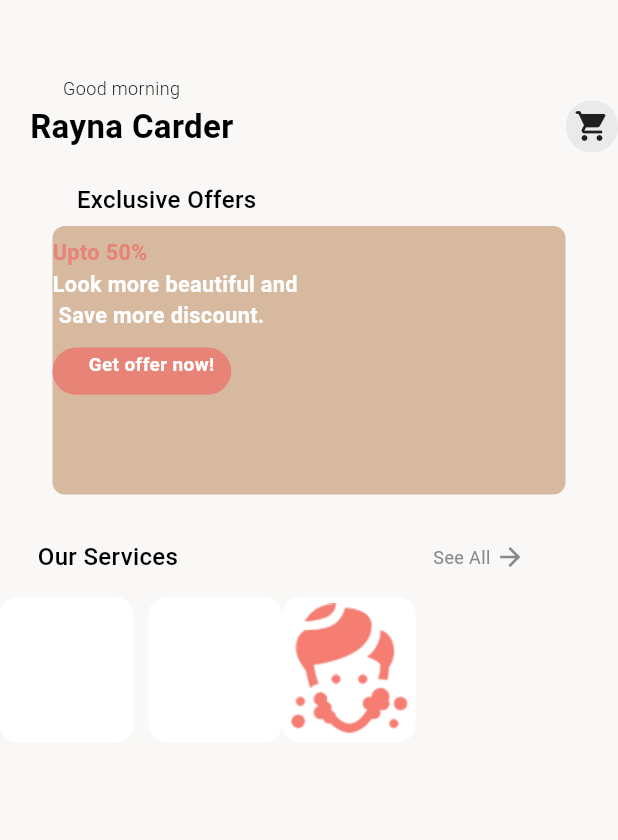
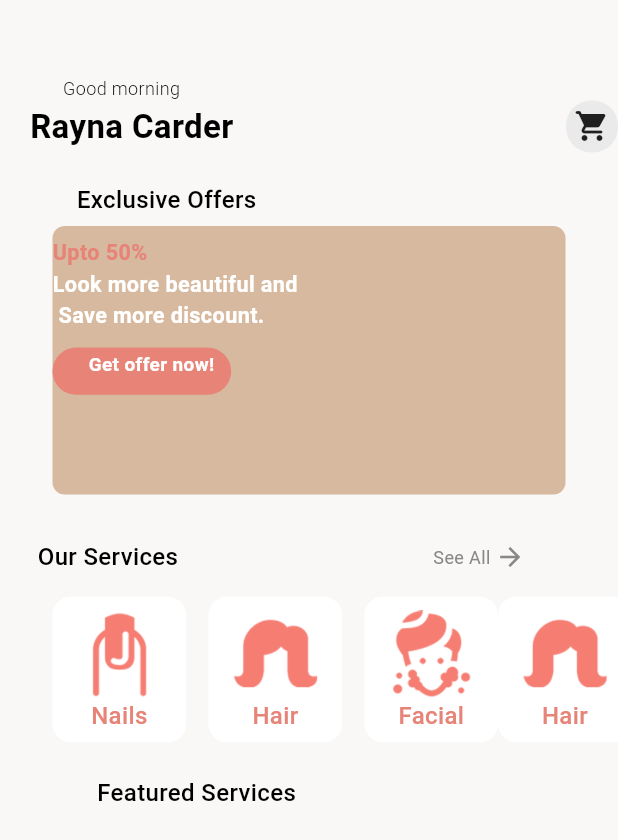
Before and after one commit to turklala0315/luciuose_ui_practice, a Flutter app: the screen it shows after launch, on a phone screen of 412 x 824 dp. Shown: the top 840 px of the screen. Run offline on Flutter 3.47's test engine with Material 3 defaults, Android fonts, the phone set to English and light mode, and no system bars.

Commit message:
task practicing

```diff
--- a/lib/ui/home/home.dart
+++ b/lib/ui/home/home.dart
@@ -144,8 +144,9 @@ class Home extends StatelessWidget {
             ],
           ),
           const SizedBox(height: 15),
-          Row(
-            // mainAxisAlignment: MainAxisAlignment.spaceBetween,
+          Padding(
+            padding: const EdgeInsets.only(left: 35),
+            child: Row(
               children: [
                 Container(
                   height: 97,
@@ -153,9 +154,31 @@ class Home extends StatelessWidget {
                   decoration: BoxDecoration(
                       color: const Color(0XffFFFFFF),
                       borderRadius: BorderRadius.circular(12)),
+                  child: const Padding(
+                    padding: EdgeInsets.only(
+                      top: 3,
+                      left: 15,
+                      right: 15,
+                    ),
+                    child: Column(
+                      mainAxisAlignment: MainAxisAlignment.center,
+                      children: [
+                        Image(
+                            image:
+                                AssetImage('assets/static_assets/nails.png')),
+                        Text(
+                          'Nails',
+                          style: TextStyle(
+                              fontSize: 16,
+                              fontWeight: FontWeight.w500,
+                              color: Color(0XffE78377)),
+                        )
+                      ],
+                    ),
+                  ),
                 ),
                 const SizedBox(
-                width: 10,
+                  width: 15,
                 ),
                 Container(
                   height: 97,
@@ -163,18 +186,102 @@ class Home extends StatelessWidget {
                   decoration: BoxDecoration(
                       color: const Color(0XffFFFFFF),
                       borderRadius: BorderRadius.circular(12)),
+                  child: const Padding(
+                    padding: EdgeInsets.only(
+                      top: 3,
+                      left: 15,
+                      right: 15,
+                    ),
+                    child: Column(
+                      mainAxisAlignment: MainAxisAlignment.center,
+                      children: [
+                        Image(
+                            image: AssetImage('assets/static_assets/hiar.png')),
+                        Text(
+                          'Hair',
+                          style: TextStyle(
+                              fontSize: 16,
+                              fontWeight: FontWeight.w500,
+                              color: Color(0XffE78377)),
+                        )
+                      ],
+                    ),
+                  ),
+                ),
+                const SizedBox(
+                  width: 15,
                 ),
                 Container(
                   height: 97,
                   width: 89,
                   decoration: BoxDecoration(
                       color: const Color(0XffFFFFFF),
-                      borderRadius: BorderRadius.circular(12),
-                      image: const DecorationImage(
+                      borderRadius: BorderRadius.circular(12)),
+                  child: const Padding(
+                    padding: EdgeInsets.only(
+                      top: 3,
+                      left: 15,
+                      right: 15,
+                    ),
+                    child: Column(
+                      mainAxisAlignment: MainAxisAlignment.center,
+                      children: [
+                        Image(
                             image:
-                              AssetImage('assets/static_assets/facial.png')))),
+                                AssetImage('assets/static_assets/facial.png')),
+                        Text(
+                          'Facial',
+                          style: TextStyle(
+                              fontSize: 16,
+                              fontWeight: FontWeight.w500,
+                              color: Color(0XffE78377)),
+                        )
                       ],
                     ),
+                  ),
+                ),
+                Container(
+                  height: 97,
+                  width: 89,
+                  decoration: BoxDecoration(
+                      color: const Color(0XffFFFFFF),
+                      borderRadius: BorderRadius.circular(12)),
+                  child: const Padding(
+                    padding: EdgeInsets.only(
+                      top: 3,
+                      left: 15,
+                      right: 15,
+                    ),
+                    child: Column(
+                      mainAxisAlignment: MainAxisAlignment.center,
+                      children: [
+                        Image(
+                            image: AssetImage('assets/static_assets/hiar.png')),
+                        Text(
+                          'Hair',
+                          style: TextStyle(
+                              fontSize: 16,
+                              fontWeight: FontWeight.w500,
+                              color: Color(0XffE78377)),
+                        )
+                      ],
+                    ),
+                  ),
+                ),
+              ],
+            ),
+          ),
+          const SizedBox(height: 22),
+          const Padding(
+            padding: EdgeInsets.only(right: 150),
+            child: Text(
+              'Featured Services',
+              style: TextStyle(
+                  fontSize: 16,
+                  fontWeight: FontWeight.w500,
+                  color: Color(0Xff000000)),
+            ),
+          )
         ],
       ),
     ));
```
Also changed, not shown: assets/static_assets/massage.png (added). Lines whose indentation alone changed are shown as unchanged.
